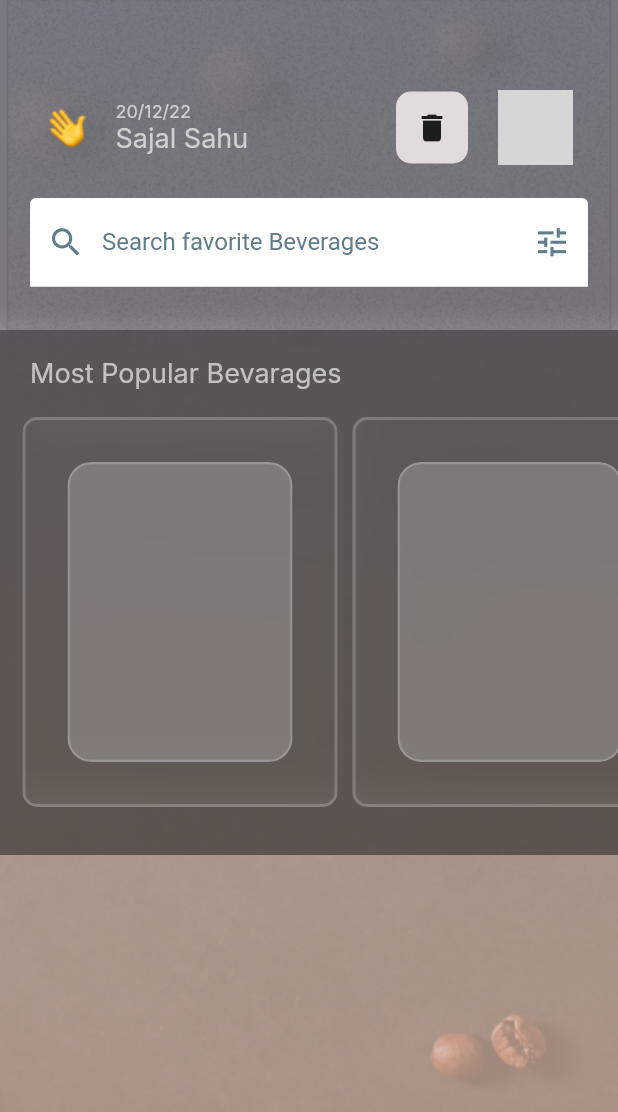
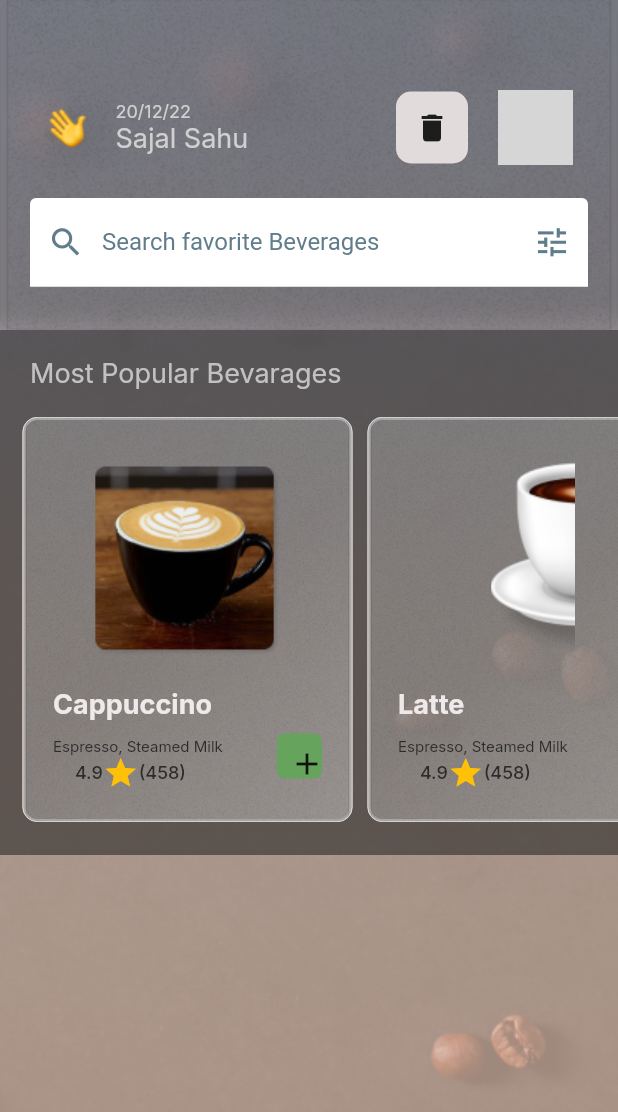
Before and after one commit to sxjal/ShoppingApp, a Flutter app: the SecondScreen screen opened directly, on a phone screen of 412 x 824 dp. Shown: the top 1112 px of the screen. Run offline on Flutter 3.47's test engine with Material 2 defaults, Android fonts, the phone set to English and light mode, and no system bars; drawn by our look-alikes of glassmorphism; our stand-ins replace google_fonts; network calls fail; grey boxes are pictures that could not be loaded.

Commit message:
managing the card

```diff
--- a/lib/Widgets/itemcard.dart
+++ b/lib/Widgets/itemcard.dart
@@ -3,6 +3,7 @@ import 'dart:ui';
 import 'package:flutter/material.dart';
 
 import 'package:glassmorphism/glassmorphism.dart';
+import 'package:shoppingapp/constants/images.dart';
 import 'package:shoppingapp/model/datamodel.dart';
 
 class Itemcard extends StatelessWidget {
@@ -12,52 +13,160 @@ class Itemcard extends StatelessWidget {
 
   @override
   Widget build(BuildContext context) {
-    return GlassmorphicContainer(
-      height: 260,
-      width: 210,
+    var _height = 270.0;
+    var _width = 220.0;
+    return Stack(
+      children: [
+        Opacity(
+          opacity: 0.5,
+          child: GlassmorphicContainer(
+            height: _height,
+            width: _width,
             borderRadius: 10,
             blur: 15,
             alignment: Alignment.center,
             border: 2,
-      borderGradient: LinearGradient(
-        begin: Alignment.topLeft,
-        end: Alignment.bottomRight,
+            borderGradient: const LinearGradient(
               colors: [
-          Colors.white.withOpacity(0.2),
-          Colors.white38.withOpacity(0.2),
+                Colors.white,
               ],
             ),
-      linearGradient: LinearGradient(colors: [
-        Colors.white.withOpacity(0.02),
-        Colors.white38.withOpacity(0.02),
+            linearGradient: const LinearGradient(colors: [
+              Color.fromARGB(124, 255, 255, 255),
+              Color.fromARGB(135, 255, 255, 255),
+              Color.fromARGB(198, 255, 255, 255),
             ], begin: Alignment.topLeft, end: Alignment.bottomRight),
-      child: ClipRRect(
-        borderRadius: BorderRadius.circular(15.0),
-        child: BackdropFilter(
-          filter: ImageFilter.blur(
-            sigmaX: 20.0,
-            sigmaY: 20.0,
-          ),
-          child: Container(
-            height: 200,
-            width: 150,
-            decoration: BoxDecoration(
-              color: Colors.white.withOpacity(0.2),
-              borderRadius: BorderRadius.circular(16.0),
-              border: Border.all(
-                width: 1.5,
-                color: Colors.white.withOpacity(0.2),
           ),
         ),
-            child: const Padding(
-              padding: EdgeInsets.all(16.0),
+        Container(
+          height: _height,
+          width: _width,
+          decoration: BoxDecoration(
+            border: Border.all(
+              color: Colors.white,
+              width: 0.4,
+            ),
+            borderRadius: BorderRadius.circular(10),
+            image: const DecorationImage(
+              image: AssetImage(texturelogin),
+              fit: BoxFit.cover,
+            ),
+          ),
+          child: Padding(
+            padding: const EdgeInsets.all(20),
             child: Column(
-                children: [],
+              mainAxisAlignment: MainAxisAlignment.center,
+              crossAxisAlignment: CrossAxisAlignment.start,
+              mainAxisSize: MainAxisSize.max,
+              children: [
+                Center(
+                  child: Image.asset(
+                    item.image,
+                    height: 150,
+                    width: 150,
+                  ),
+                ),
+                const SizedBox(
+                  height: 10,
+                ),
+                Text(
+                  item.item,
+                  style: Theme.of(context).textTheme.bodyMedium!.copyWith(
+                        color: const Color.fromARGB(255, 239, 234, 234),
+                        fontSize: 18,
+                        fontWeight: FontWeight.w700,
+                        fontFamily: "Inter",
+                      ),
+                ),
+                Row(
+                  mainAxisAlignment: MainAxisAlignment.start,
+                  crossAxisAlignment: CrossAxisAlignment.center,
+                  children: [
+                    Column(
+                      children: [
+                        const SizedBox(
+                          height: 10,
+                        ),
+                        Text(
+                          "Espresso, Steamed Milk",
+                          style: Theme.of(context)
+                              .textTheme
+                              .bodySmall!
+                              .copyWith(
+                                color: const Color.fromARGB(255, 43, 43, 43),
+                                fontSize: 10,
+                                fontWeight: FontWeight.w400,
+                                fontFamily: "Inter",
+                              ),
+                        ),
+                        Row(
+                          mainAxisAlignment: MainAxisAlignment.start,
+                          crossAxisAlignment: CrossAxisAlignment.center,
+                          children: [
+                            Text(
+                              "4.9",
+                              style: Theme.of(context)
+                                  .textTheme
+                                  .bodySmall!
+                                  .copyWith(
+                                    color: Color.fromARGB(255, 43, 43, 43),
+                                    fontSize: 12,
+                                    fontWeight: FontWeight.w500,
+                                    fontFamily: "Inter",
+                                  ),
+                            ),
+                            const Icon(
+                              Icons.star,
+                              color: Colors.amber,
+                            ),
+                            Text(
+                              "(458)",
+                              style: Theme.of(context)
+                                  .textTheme
+                                  .bodySmall!
+                                  .copyWith(
+                                    color: Color.fromARGB(255, 43, 43, 43),
+                                    fontSize: 12,
+                                    fontWeight: FontWeight.w500,
+                                    fontFamily: "Inter",
+                                  ),
+                            ),
+                            const SizedBox(
+                              width: 10,
+                            ),
+                          ],
+                        ),
+                      ],
+                    ),
+                    const Spacer(),
+                    Center(
+                      child: Container(
+                        height: 30,
+                        width: 30,
+                        decoration: const BoxDecoration(
+                          color: Color.fromARGB(255, 102, 163, 92),
+                          borderRadius: BorderRadius.all(
+                            Radius.circular(5),
+                          ),
+                        ),
+                        child: Center(
+                          child: IconButton(
+                            onPressed: () {},
+                            icon: const Icon(
+                              Icons.add,
+                            ),
+                            alignment: Alignment.center,
                           ),
                         ),
                       ),
                     ),
+                  ],
                 ),
+              ],
+            ),
+          ),
+        ),
+      ],
     );
   }
 }
```
Lines whose indentation alone changed are shown as unchanged.
